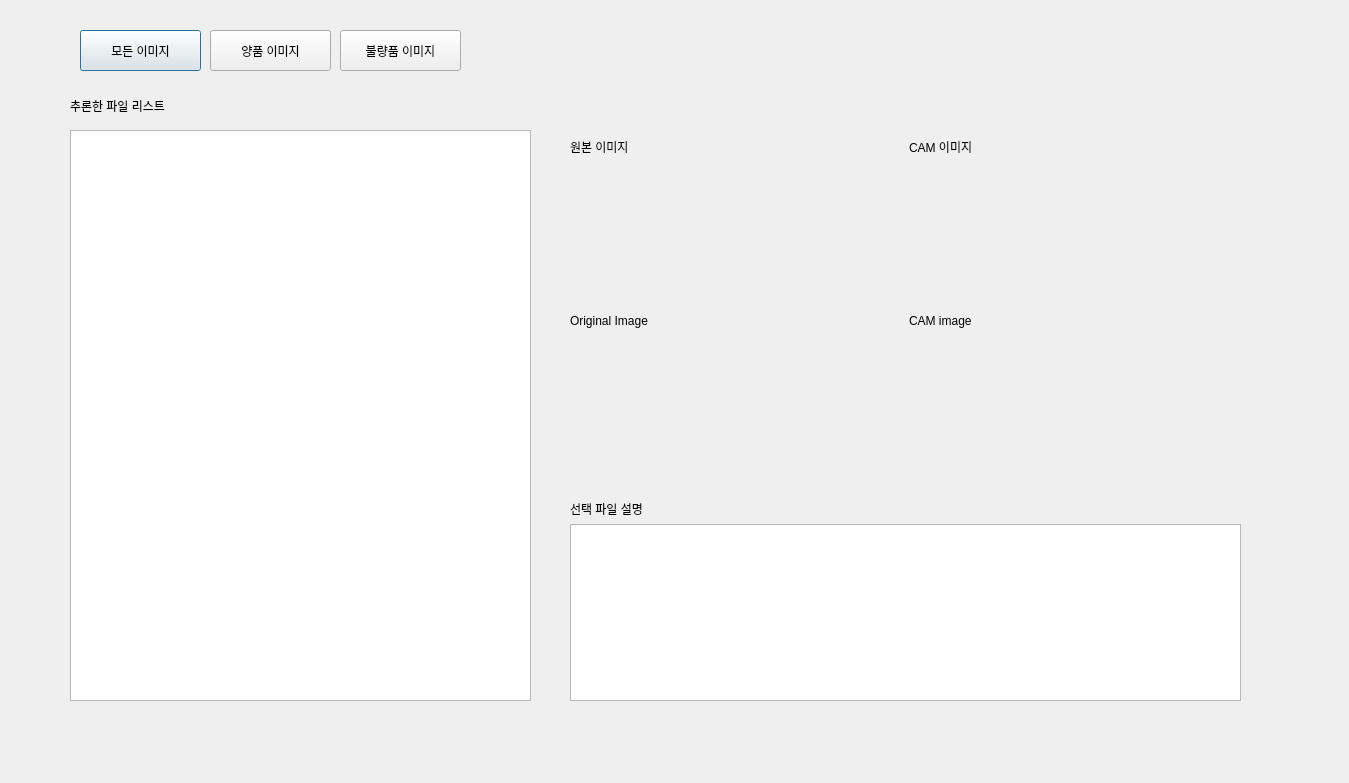
Qt form GUI/inference/all_images.ui (sdc-defect/QC-Process) before a commit.
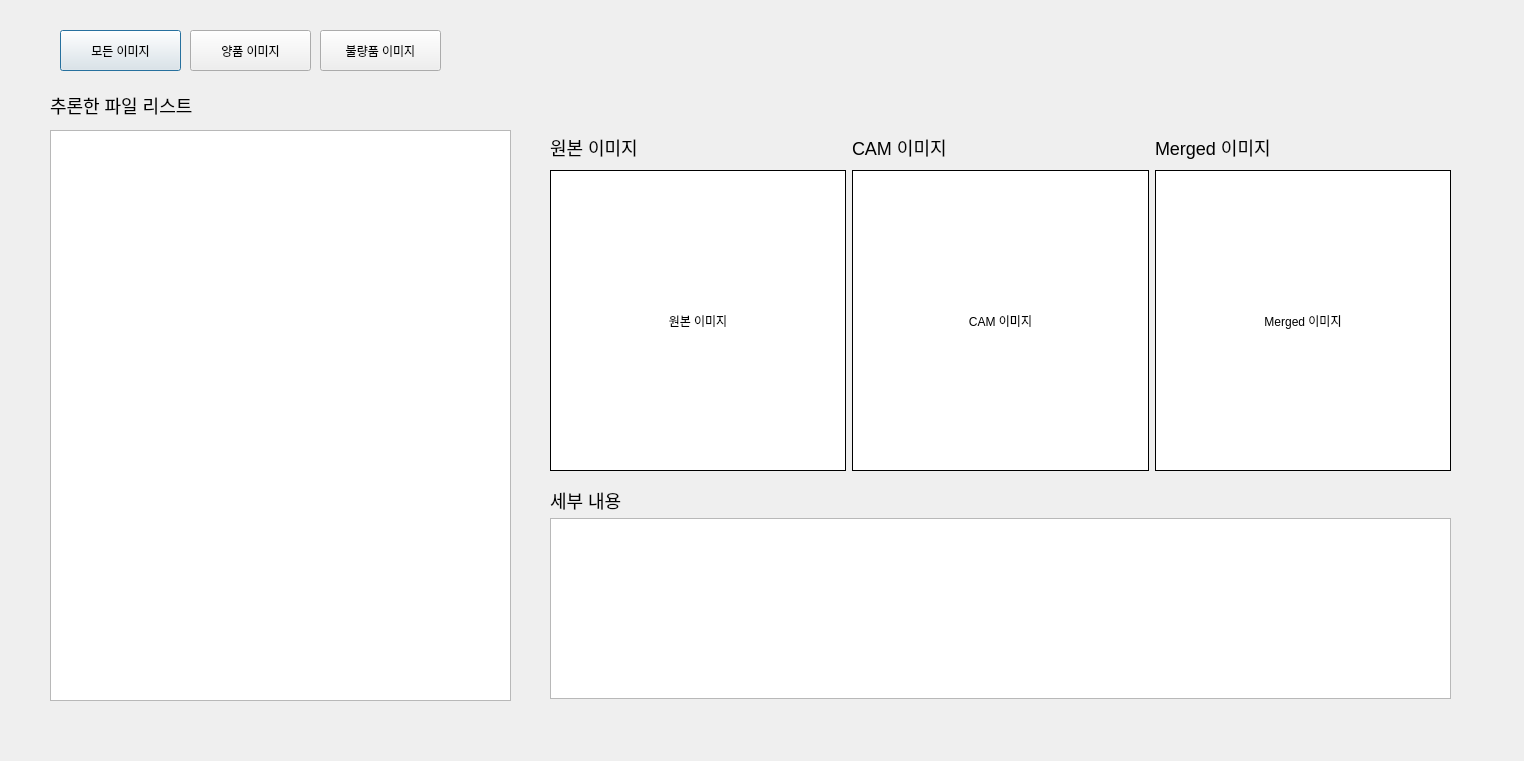
The same form after that commit.

Commit message: Feat. GUI: 추론 모달 레이아웃 변경

```diff
--- a/GUI/inference/all_images.ui
+++ b/GUI/inference/all_images.ui
@@ -6,8 +6,8 @@
    <rect>
     <x>0</x>
     <y>0</y>
-    <width>1349</width>
-    <height>783</height>
+    <width>1524</width>
+    <height>761</height>
    </rect>
   </property>
   <property name="windowTitle">
@@ -16,22 +16,34 @@
   <widget class="QWidget" name="gridLayoutWidget_4">
    <property name="geometry">
     <rect>
-     <x>570</x>
+     <x>550</x>
      <y>130</y>
-     <width>671</width>
+     <width>901</width>
      <height>341</height>
     </rect>
    </property>
    <layout class="QGridLayout" name="gridLayoutImageSample" rowstretch="1,9">
-    <item row="0" column="0">
-     <widget class="QLabel" name="labelOriginImage">
+    <item row="1" column="1">
+     <widget class="QLabel" name="imageCAM">
+      <property name="styleSheet">
+       <string notr="true">background-color: #ffffff;
+border-width: 1px;
+border-style: solid;
+border-color: #000000;</string>
+      </property>
       <property name="text">
-       <string>원본 이미지</string>
+       <string>CAM 이미지</string>
+      </property>
+      <property name="alignment">
+       <set>Qt::AlignCenter</set>
       </property>
      </widget>
     </item>
     <item row="0" column="1">
      <widget class="QLabel" name="labelCAMImage">
+      <property name="styleSheet">
+       <string notr="true">font-size: 18px</string>
+      </property>
       <property name="text">
        <string>CAM 이미지</string>
       </property>
@@ -39,15 +51,53 @@
     </item>
     <item row="1" column="0">
      <widget class="QLabel" name="imageOriginal">
+      <property name="styleSheet">
+       <string notr="true">background-color: #ffffff;
+border-width: 1px;
+border-style: solid;
+border-color: #000000;</string>
+      </property>
       <property name="text">
-       <string>Original Image</string>
+       <string>원본 이미지</string>
       </property>
+      <property name="alignment">
+       <set>Qt::AlignCenter</set>
+      </property>
      </widget>
     </item>
-    <item row="1" column="1">
-     <widget class="QLabel" name="imageCAM">
+    <item row="0" column="0">
+     <widget class="QLabel" name="labelOriginImage">
+      <property name="styleSheet">
+       <string notr="true">font-size: 18px</string>
+      </property>
       <property name="text">
-       <string>CAM image</string>
+       <string>원본 이미지</string>
+      </property>
+     </widget>
+    </item>
+    <item row="0" column="2">
+     <widget class="QLabel" name="labelCAMImage_2">
+      <property name="styleSheet">
+       <string notr="true">font-size: 18px</string>
+      </property>
+      <property name="text">
+       <string>Merged 이미지</string>
+      </property>
+     </widget>
+    </item>
+    <item row="1" column="2">
+     <widget class="QLabel" name="imageMerged">
+      <property name="styleSheet">
+       <string notr="true">background-color: #ffffff;
+border-width: 1px;
+border-style: solid;
+border-color: #000000;</string>
+      </property>
+      <property name="text">
+       <string>Merged 이미지</string>
+      </property>
+      <property name="alignment">
+       <set>Qt::AlignCenter</set>
       </property>
      </widget>
     </item>
@@ -56,42 +106,23 @@
   <widget class="QLabel" name="allImagesTitle">
    <property name="geometry">
     <rect>
-     <x>70</x>
+     <x>50</x>
      <y>90</y>
      <width>251</width>
      <height>31</height>
     </rect>
    </property>
+   <property name="styleSheet">
+    <string notr="true">font-size: 18px</string>
+   </property>
    <property name="text">
     <string>추론한 파일 리스트</string>
    </property>
   </widget>
-  <widget class="QWidget" name="verticalLayoutWidget">
-   <property name="geometry">
-    <rect>
-     <x>570</x>
-     <y>500</y>
-     <width>671</width>
-     <height>201</height>
-    </rect>
-   </property>
-   <layout class="QVBoxLayout" name="verticalLayoutSelectedImage">
-    <item>
-     <widget class="QLabel" name="labelSelectedImage">
-      <property name="text">
-       <string>선택 파일 설명</string>
-      </property>
-     </widget>
-    </item>
-    <item>
-     <widget class="QTextBrowser" name="textBrowserSelectedImage"/>
-    </item>
-   </layout>
-  </widget>
   <widget class="QTableWidget" name="tableWidgetAllFile">
    <property name="geometry">
     <rect>
-     <x>70</x>
+     <x>50</x>
      <y>130</y>
      <width>461</width>
      <height>571</height>
@@ -101,7 +132,7 @@
   <widget class="QPushButton" name="pushButtonAll">
    <property name="geometry">
     <rect>
-     <x>80</x>
+     <x>60</x>
      <y>30</y>
      <width>121</width>
      <height>41</height>
@@ -114,7 +145,7 @@
   <widget class="QPushButton" name="pushButtonOk">
    <property name="geometry">
     <rect>
-     <x>210</x>
+     <x>190</x>
      <y>30</y>
      <width>121</width>
      <height>41</height>
@@ -127,7 +158,7 @@
   <widget class="QPushButton" name="pushButtonDef">
    <property name="geometry">
     <rect>
-     <x>340</x>
+     <x>320</x>
      <y>30</y>
      <width>121</width>
      <height>41</height>
@@ -137,6 +168,35 @@
     <string>불량품 이미지</string>
    </property>
   </widget>
+  <widget class="QLabel" name="labelSelectedImage">
+   <property name="geometry">
+    <rect>
+     <x>550</x>
+     <y>490</y>
+     <width>981</width>
+     <height>21</height>
+    </rect>
+   </property>
+   <property name="styleSheet">
+    <string notr="true">font-size: 18px</string>
+   </property>
+   <property name="text">
+    <string>세부 내용</string>
+   </property>
+  </widget>
+  <widget class="QTextBrowser" name="textBrowserSelectedImage">
+   <property name="geometry">
+    <rect>
+     <x>550</x>
+     <y>518</y>
+     <width>901</width>
+     <height>181</height>
+    </rect>
+   </property>
+   <property name="openExternalLinks">
+    <bool>true</bool>
+   </property>
+  </widget>
  </widget>
  <resources/>
  <connections/>
```
The commit also changes 1 other file.
